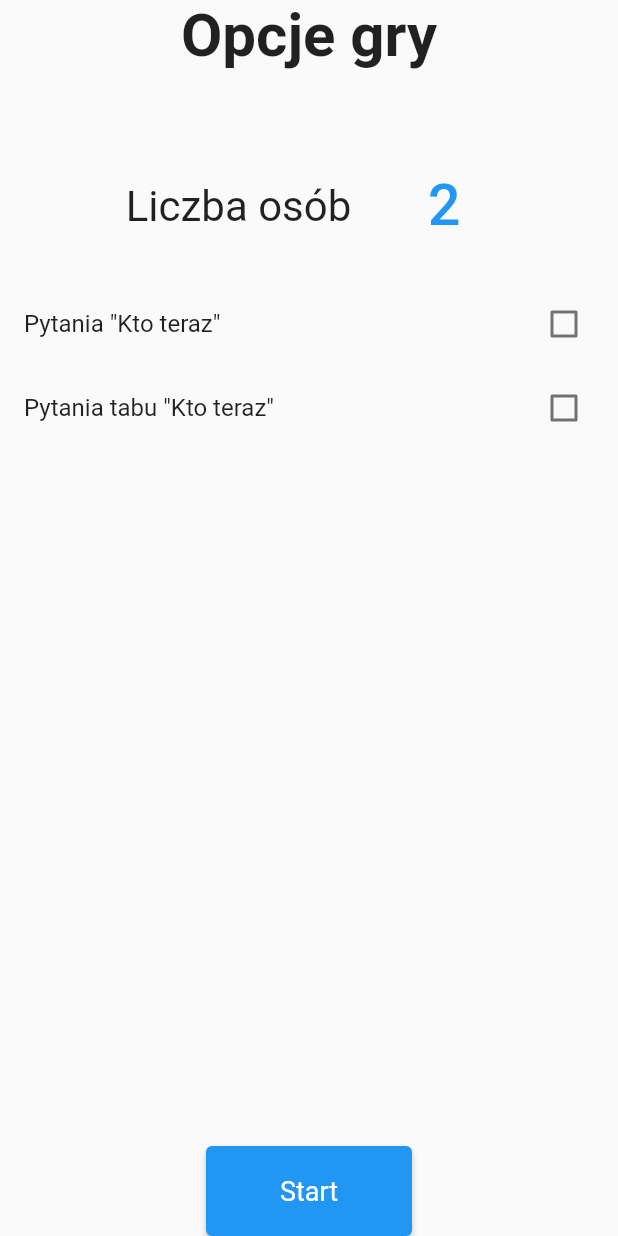
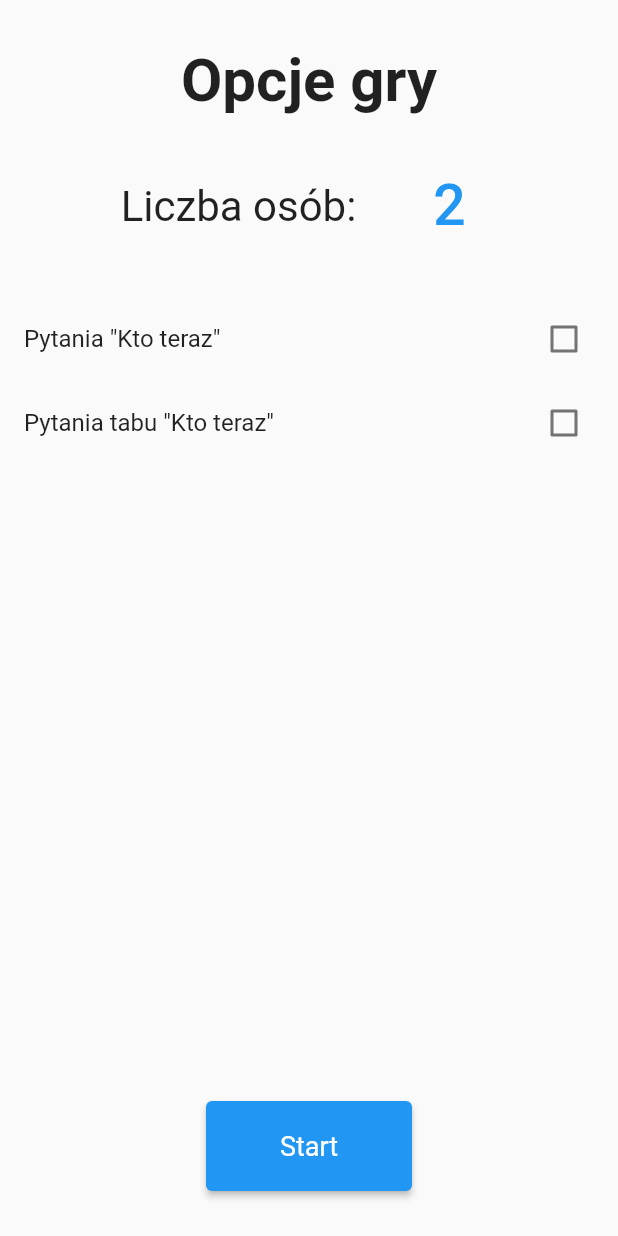
Before and after one commit to VengelStudio/kto-teraz, a Flutter app: the GameOptionsPage screen opened directly, after a tap on an icon or button, on a phone screen of 412 x 824 dp. Run offline on Flutter 3.47's test engine with Material 2 defaults, Android fonts, the phone set to English and light mode, and no system bars; our stand-ins replace flutter_fortune_wheel, flutter_svg; missing offline and left inert: flutter_picker.

Commit message:
Improve UI of game options

```diff
--- a/lib/views/game_options_page.dart
+++ b/lib/views/game_options_page.dart
@@ -43,8 +43,6 @@ class _GameOptionsPageState extends State<GameOptionsPage> {
       newSelectedCollections.remove(collection);
     }
 
-    print(newSelectedCollections);
-
     setState(() {
       selectedCollections = newSelectedCollections;
     });
@@ -59,7 +57,7 @@ class _GameOptionsPageState extends State<GameOptionsPage> {
             mainAxisAlignment: MainAxisAlignment.center,
             children: <Widget>[
               Container(
-                margin: const EdgeInsets.only(bottom: 60),
+                margin: const EdgeInsets.only(bottom: 30, top: 30),
                 child: Text(
                   'Opcje gry',
                   style: TextStyle(fontSize: 40.0, fontWeight: FontWeight.bold),
@@ -74,7 +72,7 @@ class _GameOptionsPageState extends State<GameOptionsPage> {
                       Padding(
                         padding: const EdgeInsets.only(right: 30.0),
                         child: Text(
-                          "Liczba osób",
+                          "Liczba osób:",
                           style: TextStyle(fontSize: 28),
                         ),
                       ),
@@ -91,7 +89,7 @@ class _GameOptionsPageState extends State<GameOptionsPage> {
                       ),
                     ],
                   ),
-                  SizedBox(height: 20),
+                  SizedBox(height: 30),
                 ],
               )),
               Flexible(
@@ -121,7 +119,7 @@ class _GameOptionsPageState extends State<GameOptionsPage> {
                       ),
               ),
               Container(
-                margin: const EdgeInsets.only(top: 60),
+                margin: const EdgeInsets.only(top: 30, bottom: 30),
                 width: MediaQuery.of(context).size.width / 3,
                 child: Column(
                   crossAxisAlignment: CrossAxisAlignment.stretch,
```
